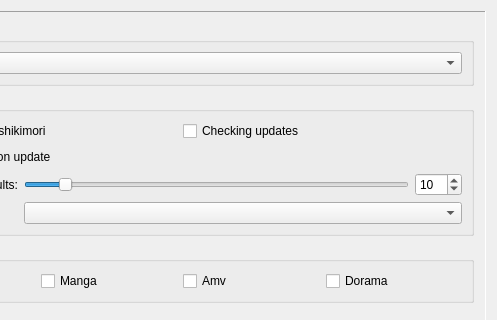
Old version of the form DatabaseAnime/settings.ui in the repository LibertaSoft/DatabaseAnime; both pictures show x 341 to 838 and y 0 to 320 of the 838 by 727 pixel window.
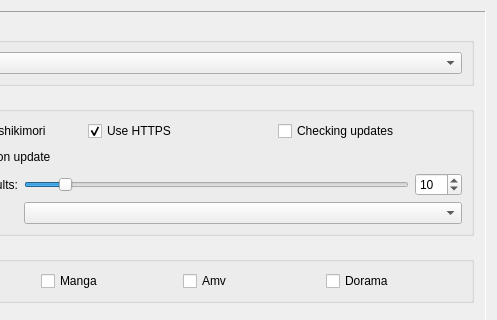
New version of the form. Icons and pictures are not drawn. Custom widgets are drawn as their Qt base class.

Commit message: add option for change http/https for shikimori

Diff of the .ui file:
```diff
--- a/DatabaseAnime/settings.ui
+++ b/DatabaseAnime/settings.ui
@@ -145,8 +145,8 @@
             <rect>
              <x>0</x>
              <y>0</y>
-             <width>608</width>
-             <height>666</height>
+             <width>610</width>
+             <height>669</height>
             </rect>
            </property>
            <layout class="QVBoxLayout" name="verticalLayout_4">
@@ -196,6 +196,16 @@
                    </property>
                   </widget>
                  </item>
+                 <item>
+                  <widget class="QCheckBox" name="ChBox_https">
+                   <property name="text">
+                    <string>Use HTTPS</string>
+                   </property>
+                   <property name="checked">
+                    <bool>true</bool>
+                   </property>
+                  </widget>
+                 </item>
                  <item>
                   <widget class="QCheckBox" name="ChBox_CheckForUpdate">
                    <property name="text">
```
Left out of the diff: 12 changed lines with no effect on the pictures. The commit also changes 7 other files.
